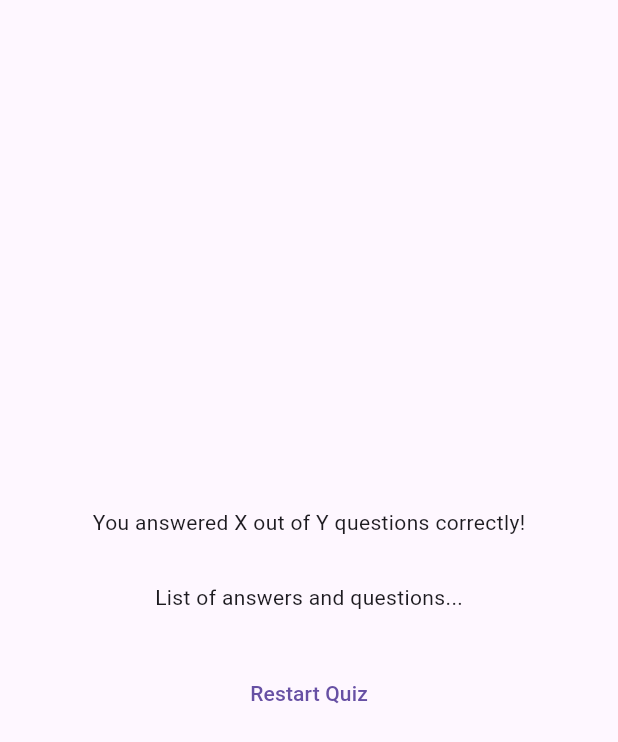
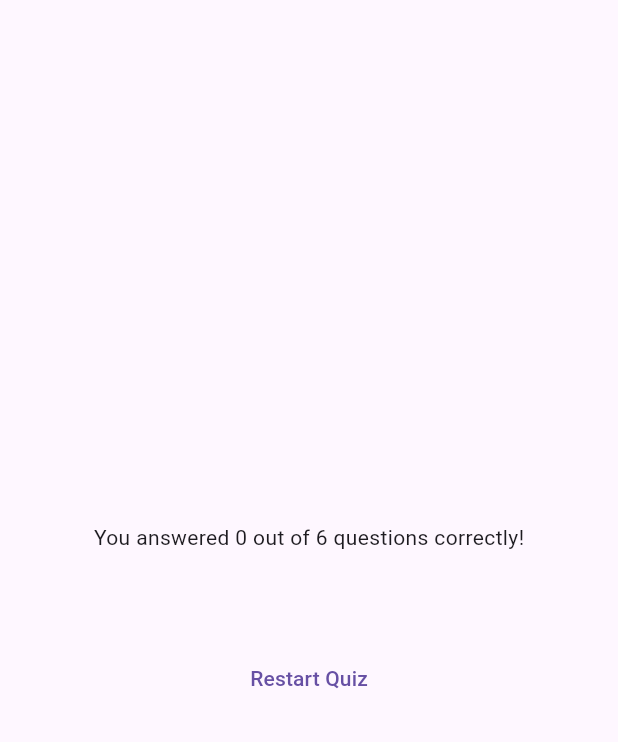
Before and after one commit to haitaa/Flutter, a Flutter app: the ResultsScreen widget shown alone on an empty page, opened directly with empty values, on a phone screen of 412 x 824 dp. Shown: the top 742 px of the screen. Run offline on Flutter 3.47's test engine with Material 3 defaults, Android fonts, the phone set to English and light mode, and no system bars; our stand-ins replace google_fonts.

Commit message:
Filtering & analyzing lists

```diff
--- a/Quiz_App/quiz_app/lib/quiz.dart
+++ b/Quiz_App/quiz_app/lib/quiz.dart
@@ -31,7 +31,6 @@ class _QuizState extends State<Quiz> {
 
     if (selectedAnswers.length == questions.length) {
       setState(() {
-        selectedAnswers = [];
         activeScreen = 'results-screen';
       });
     }
--- a/Quiz_App/quiz_app/lib/result_screen.dart
+++ b/Quiz_App/quiz_app/lib/result_screen.dart
@@ -1,5 +1,6 @@
 import 'package:flutter/material.dart';
 import 'package:quiz_app/data/questions.dart';
+import 'package:quiz_app/question_summary.dart';
 
 class ResultsScreen extends StatelessWidget {
   const ResultsScreen({super.key, required this.chosenAnswers});
@@ -23,6 +24,12 @@ class ResultsScreen extends StatelessWidget {
 
   @override
   Widget build(BuildContext context) {
+    final summaryData = getSummaryData();
+    final numTotalQuestions = questions.length;
+    final numCorrectQuestions = summaryData.where((data) {
+      return data['user_answer'] == data['correct_answer'];
+    }).length;
+
     return SizedBox(
         width: double.infinity,
         child: Container(
@@ -30,9 +37,10 @@ class ResultsScreen extends StatelessWidget {
           child: Column(
             mainAxisAlignment: MainAxisAlignment.center,
             children: [
-              const Text('You answered X out of Y questions correctly!'),
+              Text(
+                  'You answered $numCorrectQuestions out of $numTotalQuestions questions correctly!'),
               const SizedBox(height: 30),
-              const Text('List of answers and questions...'),
+              QuestionSummary(summaryData: summaryData),
               const SizedBox(height: 30),
               TextButton(
                 onPressed: () {},
```
Also changed, not shown: Quiz_App/quiz_app/lib/question_summary.dart (+13 -1 lines).
